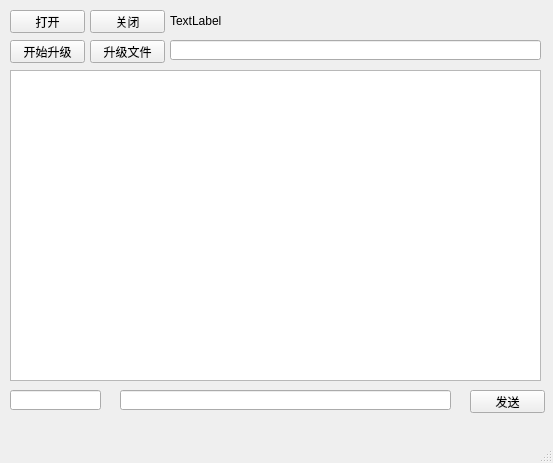
The window that mainwindow.ui (SG9Light/QtCantools) describes before a commit, drawn with Qt 5.
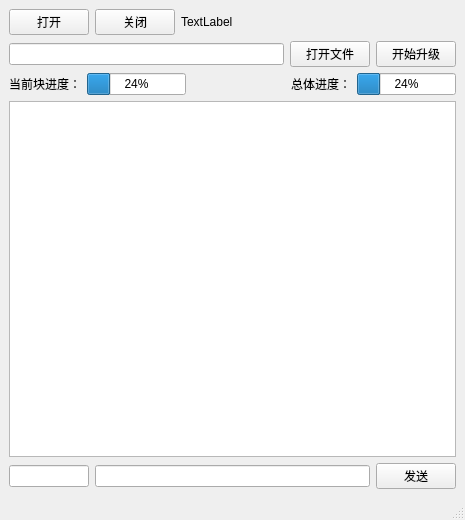
The same window after the commit.

The edit to the form file:
```diff
--- a/mainwindow.ui
+++ b/mainwindow.ui
@@ -6,132 +6,147 @@
    <rect>
     <x>0</x>
     <y>0</y>
-    <width>553</width>
-    <height>463</height>
+    <width>465</width>
+    <height>520</height>
    </rect>
   </property>
   <property name="windowTitle">
    <string>MainWindow</string>
   </property>
   <widget class="QWidget" name="centralwidget">
+   <layout class="QGridLayout" name="gridLayout">
+    <item row="0" column="0">
+     <layout class="QHBoxLayout" name="horizontalLayout_2">
+      <item>
    <widget class="QPushButton" name="mOpen_pushButton">
-    <property name="geometry">
-     <rect>
-      <x>10</x>
-      <y>10</y>
-      <width>75</width>
-      <height>23</height>
-     </rect>
-    </property>
     <property name="text">
      <string>打开</string>
     </property>
    </widget>
-   <widget class="QLineEdit" name="mData_lineEdit">
-    <property name="geometry">
-     <rect>
-      <x>120</x>
-      <y>390</y>
-      <width>331</width>
-      <height>20</height>
-     </rect>
-    </property>
-   </widget>
-   <widget class="QLineEdit" name="mId_lineEdit">
-    <property name="geometry">
-     <rect>
-      <x>10</x>
-      <y>390</y>
-      <width>91</width>
-      <height>20</height>
-     </rect>
-    </property>
-   </widget>
-   <widget class="QPushButton" name="mSend_pushButton">
-    <property name="geometry">
-     <rect>
-      <x>470</x>
-      <y>390</y>
-      <width>75</width>
-      <height>23</height>
-     </rect>
-    </property>
-    <property name="text">
-     <string>发送</string>
-    </property>
-   </widget>
+      </item>
+      <item>
    <widget class="QPushButton" name="mClose_pushButton">
-    <property name="geometry">
-     <rect>
-      <x>90</x>
-      <y>10</y>
-      <width>75</width>
-      <height>23</height>
-     </rect>
-    </property>
     <property name="text">
      <string>关闭</string>
     </property>
    </widget>
-   <widget class="QTextBrowser" name="mDisp_textBrowser">
-    <property name="geometry">
-     <rect>
-      <x>10</x>
-      <y>70</y>
-      <width>531</width>
-      <height>311</height>
-     </rect>
-    </property>
-   </widget>
+      </item>
+      <item>
    <widget class="QLabel" name="mCanFlag_label">
-    <property name="geometry">
-     <rect>
-      <x>170</x>
-      <y>10</y>
-      <width>131</width>
-      <height>21</height>
-     </rect>
-    </property>
     <property name="text">
      <string>TextLabel</string>
     </property>
    </widget>
+      </item>
+      <item>
+       <spacer name="horizontalSpacer_2">
+        <property name="orientation">
+         <enum>Qt::Horizontal</enum>
+        </property>
+        <property name="sizeHint" stdset="0">
+         <size>
+          <width>40</width>
+          <height>20</height>
+         </size>
+        </property>
+       </spacer>
+      </item>
+     </layout>
+    </item>
+    <item row="1" column="0">
+     <layout class="QHBoxLayout" name="horizontalLayout_3">
+      <item>
+       <widget class="QLineEdit" name="mDataPath_lineEdit"/>
+      </item>
+      <item>
+       <widget class="QPushButton" name="mOpenFile_pushButton">
+        <property name="text">
+         <string>打开文件</string>
+        </property>
+       </widget>
+      </item>
+      <item>
    <widget class="QPushButton" name="mStartUp_pushButton">
-    <property name="geometry">
-     <rect>
-      <x>10</x>
-      <y>40</y>
-      <width>75</width>
-      <height>23</height>
-     </rect>
-    </property>
     <property name="text">
      <string>开始升级</string>
     </property>
    </widget>
-   <widget class="QLineEdit" name="mDataPath_lineEdit">
-    <property name="geometry">
-     <rect>
-      <x>170</x>
-      <y>40</y>
-      <width>371</width>
+      </item>
+     </layout>
+    </item>
+    <item row="2" column="0">
+     <layout class="QHBoxLayout" name="horizontalLayout">
+      <item>
+       <widget class="QLabel" name="label">
+        <property name="text">
+         <string>当前块进度：</string>
+        </property>
+       </widget>
+      </item>
+      <item>
+       <widget class="QProgressBar" name="mBlocknum_progressBar">
+        <property name="value">
+         <number>24</number>
+        </property>
+       </widget>
+      </item>
+      <item>
+       <spacer name="horizontalSpacer">
+        <property name="orientation">
+         <enum>Qt::Horizontal</enum>
+        </property>
+        <property name="sizeHint" stdset="0">
+         <size>
+          <width>40</width>
       <height>20</height>
-     </rect>
-    </property>
-   </widget>
-   <widget class="QPushButton" name="mOpenFile_pushButton">
-    <property name="geometry">
-     <rect>
-      <x>90</x>
-      <y>40</y>
-      <width>75</width>
-      <height>23</height>
-     </rect>
-    </property>
+         </size>
+        </property>
+       </spacer>
+      </item>
+      <item>
+       <widget class="QLabel" name="label_2">
+        <property name="text">
+         <string>总体进度：</string>
+        </property>
+       </widget>
+      </item>
+      <item>
+       <widget class="QProgressBar" name="mOverall_progressBar">
+        <property name="value">
+         <number>24</number>
+        </property>
+       </widget>
+      </item>
+     </layout>
+    </item>
+    <item row="3" column="0">
+     <widget class="QTextBrowser" name="mDisp_textBrowser"/>
+    </item>
+    <item row="4" column="0">
+     <layout class="QHBoxLayout" name="horizontalLayout_4">
+      <item>
+       <widget class="QLineEdit" name="mId_lineEdit">
+        <property name="maximumSize">
+         <size>
+          <width>80</width>
+          <height>16777215</height>
+         </size>
+        </property>
+       </widget>
+      </item>
+      <item>
+       <widget class="QLineEdit" name="mData_lineEdit"/>
+      </item>
+      <item>
+       <widget class="QPushButton" name="mSend_pushButton">
     <property name="text">
-     <string>升级文件</string>
-    </property>
-   </widget>
+         <string>发送</string>
+        </property>
+       </widget>
+      </item>
+     </layout>
+    </item>
+   </layout>
   </widget>
   <widget class="QMenuBar" name="menubar">
    <property name="geometry">
```
Left out of the diff: 4 changed lines with no effect on the pictures. Lines whose indentation alone changed are shown as unchanged.
